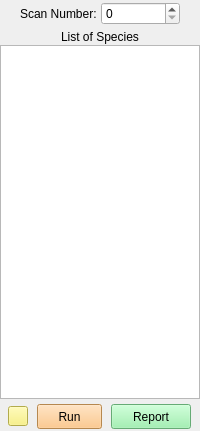
First picture: the form in gui_species_list.ui, repository samo38/AucPeakFitter, before the edit.
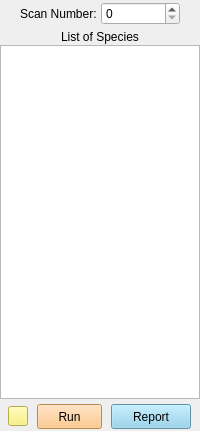
Second picture: the form after the edit. Icons and pictures are not drawn.

```diff
--- a/gui_species_list.ui
+++ b/gui_species_list.ui
@@ -221,7 +221,7 @@
          </size>
         </property>
         <property name="styleSheet">
-         <string notr="true">background-color: rgb(143, 240, 164);</string>
+         <string notr="true">background-color: rgb(135, 206, 235);</string>
         </property>
         <property name="text">
          <string>Report</string>
```
